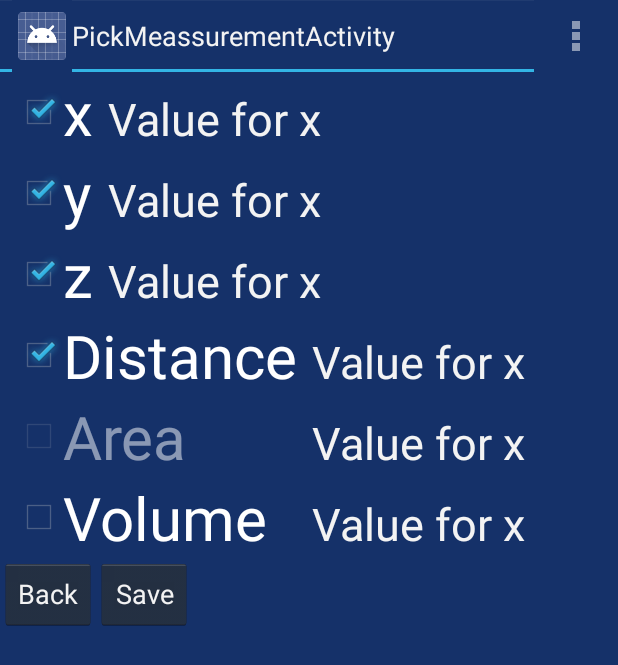
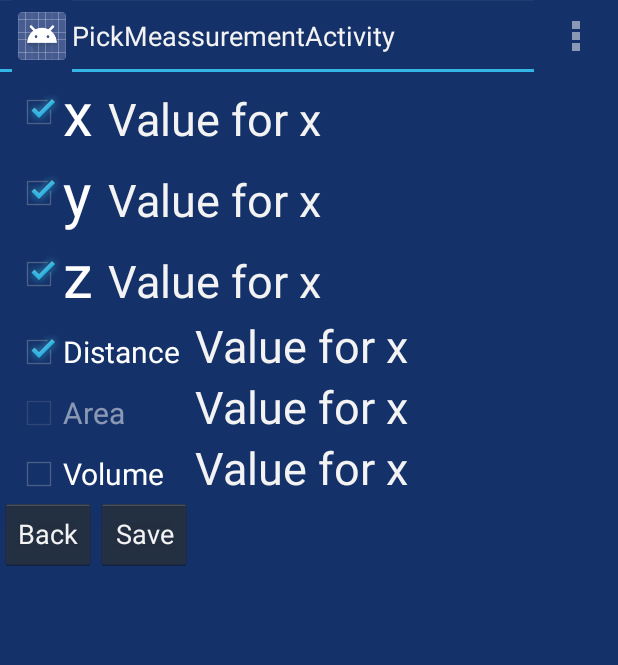
Before and after one commit to kirayatail/sizematters, an Android app: the PickMeassurementActivity screen opened directly, with no data from a screen before it, on a phone screen of 412 x 824 dp. Shown: the top 665 px of the screen. Run offline under Robolectric (Android 15) with nearby library versions, the light colour scheme and no system bars; 1 statement that could not run was skipped.

Commit message:
Updated GUI

```diff
--- a/SizeMatters/app/src/main/res/layout/activity_pick_meassurement.xml
+++ b/SizeMatters/app/src/main/res/layout/activity_pick_meassurement.xml
@@ -119,7 +119,7 @@
                 android:text="Distance"
                 android:id="@+id/distCheckBox"
                 android:layout_column="0"
-                android:textSize="40dp"
+                android:textSize="20dp"
                 android:checked="true"
                 android:clickable="true" />
 
@@ -147,7 +147,7 @@
                 android:text="Area"
                 android:id="@+id/areaCheckBox"
                 android:layout_column="0"
-                android:textSize="40dp"
+                android:textSize="20dp"
                 android:checked="false"
                 android:clickable="true"
                 android:enabled="false" />
@@ -176,7 +176,7 @@
                 android:text="Volume"
                 android:id="@+id/volCheckBox"
                 android:layout_column="0"
-                android:textSize="40dp"
+                android:textSize="20dp"
                 android:clickable="true"
                 android:checked="false"
                 android:enabled="true" />
```
Also changed, not shown: SizeMatters/app/src/main/java/edu/chl/startup/sizematters/app/PickMeassurementActivity.java (+8 -5 lines).
